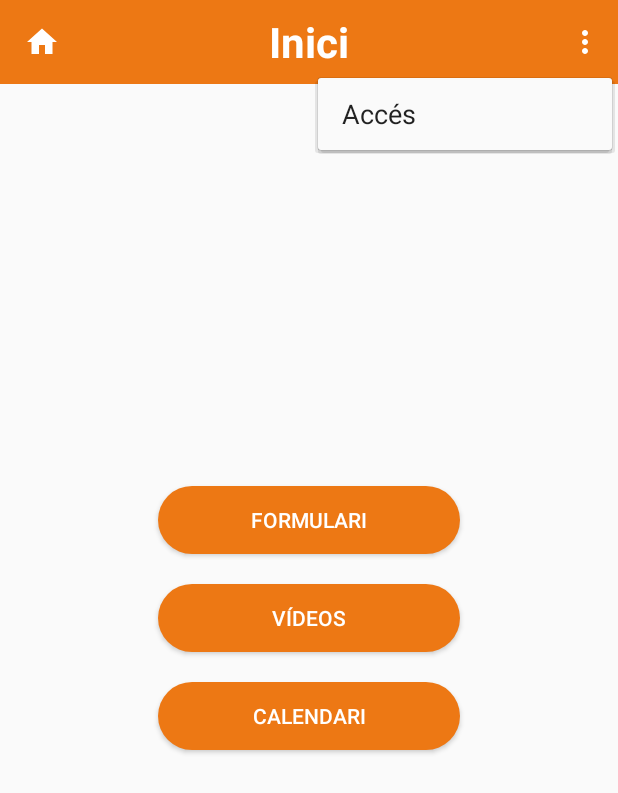
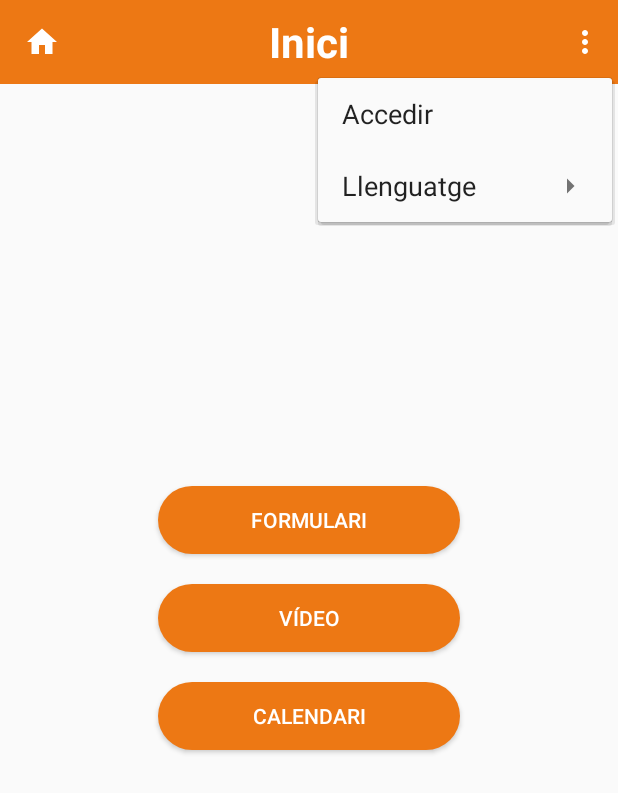
Before and after one commit to xmorera-joviat/AppNurseVideo, an Android app: the screen it shows after launch (MainActivity), with the options menu open, on a phone screen of 412 x 824 dp. Shown: the top 793 px of the screen. Run offline under Robolectric (Android 15) with nearby library versions, the phone set to English and light mode, and no system bars.

Commit message:
Actualización proyecto: multilidioma de aplicacion

```diff
--- a/NurseApp/app/src/main/res/layout/activity_main.xml
+++ b/NurseApp/app/src/main/res/layout/activity_main.xml
@@ -13,44 +13,42 @@
         />
 
 
-
-
     <Button
         android:id="@+id/idBtnVideos"
         android:layout_width="201dp"
         android:layout_height="45dp"
-        android:layout_centerHorizontal="true"
+        android:layout_centerInParent="true"
         android:layout_gravity="center"
         android:background="@drawable/buttons"
         android:onClick="onClickBtnVideos"
-        android:layout_centerVertical="true"
-        android:text="Vídeos"
+        android:text="@string/btnVideo"
         android:textColor="@color/white" />
 
     <Button
         android:id="@+id/idBtnCalendari"
         android:layout_width="201dp"
         android:layout_height="45dp"
-        android:layout_centerHorizontal="true"
+        android:layout_below="@id/idBtnVideos"
+        android:layout_centerInParent="true"
         android:layout_gravity="center"
-        android:layout_centerVertical="true"
+        android:layout_marginTop="20dp"
         android:background="@drawable/buttons"
-        android:layout_below="@id/idBtnVideos"
-        android:layout_marginTop="20dp"
-        android:text="Calendari"
+        android:text="@string/btnCalendari"
         android:textColor="@color/white" />
 
     <Button
         android:id="@+id/idBtnFormulari"
         android:layout_width="201dp"
         android:layout_height="45dp"
-        android:layout_centerHorizontal="true"
+        android:layout_above="@+id/idBtnVideos"
+        android:layout_centerInParent="true"
         android:layout_gravity="center"
-        android:layout_centerVertical="true"
+        android:layout_marginStart="20dp"
+        android:layout_marginTop="20dp"
+        android:layout_marginEnd="20dp"
+        android:layout_marginBottom="20dp"
         android:background="@drawable/buttons"
-        android:layout_above="@+id/idBtnVideos"
-        android:layout_margin="20dp"
-        android:text="Formulari"
+        android:text="@string/btnFormulari"
         android:textColor="@color/white" />
 
 
--- a/NurseApp/app/src/main/res/menu/menu.xml
+++ b/NurseApp/app/src/main/res/menu/menu.xml
@@ -2,17 +2,48 @@
 <menu xmlns:android="http://schemas.android.com/apk/res/android"
     xmlns:app="http://schemas.android.com/apk/res-auto">
 
-
-
-
     <item
         android:id="@+id/idAcces"
-        android:title="Accés"
+        android:title="@string/menuAcces"
         android:iconTint="@color/white"
         app:showAsAction="never"
         android:icon="@color/white"
         />
 
+    <item
+        android:id="@+id/idLlenguatge"
+        android:title="@string/menuLlenguatge"
+        android:iconTint="@color/white"
+        app:showAsAction="never"
+        android:icon="@color/white"
+        >
+        <menu>
+            <item
+                android:id="@+id/idCatala"
+                android:title="@string/subMenuCatalan"
+                android:iconTint="@color/white"
+                app:showAsAction="never"
+                android:icon="@color/white"
+                />
+            <item
+                android:id="@+id/idCastella"
+                android:title="@string/subMenuCastella"
+                android:iconTint="@color/white"
+                app:showAsAction="never"
+                android:icon="@color/white"
+                />
+            <item
+                android:id="@+id/idAngles"
+                android:title="@string/subMenuAngles"
+                android:iconTint="@color/white"
+                app:showAsAction="never"
+                android:icon="@color/white"
+                />
+        </menu>
+
+
+    </item>
+
 
 
 </menu>
--- a/NurseApp/app/src/main/res/values/strings.xml
+++ b/NurseApp/app/src/main/res/values/strings.xml
@@ -1,4 +1,38 @@
 <resources>
+    <string name="llenguatge">ca</string>
+
+    <!--Menu-->
+    <string name="menuAcces">Accedir</string>
+    <string name="menuLlenguatge">Llenguatge</string>
+
+    <!--SubMenu-->
+    <string name="subMenuCatalan">Català</string>
+    <string name="subMenuCastella">Castellà</string>
+    <string name="subMenuAngles">Anglès</string>
+
+    <!--Vista Inici-->
     <string name="app_name">NurseApp</string>
+    <string name="tlbiTitul">Inici</string>
     <string name="btnName">Video!</string>
+    <string name="btnFormulari">Formulari</string>
+    <string name="btnVideo">Vídeo</string>
+    <string name="btnCalendari">Calendari</string>
+
+    <!--Vista Acces-->
+    <string name="btnAcces">Accés</string>
+    <string name="edtEmail">Email</string>
+    <string name="edtContrasenya">Contrasenya</string>
+    <string name="tlbaTitul">Inicia sessió</string>
+
+    <!--Vista Formulari-->
+    <string name="tlbfTitul">Formularis</string>
+
+    <!--Vista Calendari-->
+    <string name="tlbcTitul">Formulari</string>
+
+
+
+
+
+
 </resources>
--- a/NurseApp/build.gradle
+++ b/NurseApp/build.gradle
@@ -8,7 +8,7 @@ buildscript {
     }
     dependencies {
         classpath 'com.android.tools.build:gradle:4.1.2'
-        classpath 'com.google.gms:google-services:4.3.5'
+        classpath 'com.google.gms:google-services:4.3.8'
 
         // NOTE: Do not place your application dependencies here; they belong
         // in the individual module build.gradle files
```
Also changed, not shown: NurseApp/app/build.gradle (+12 -11 lines), NurseApp/app/src/main/java/com/example/nurseapp/Formularis_Calendari/ActivitatCalendari.java (+17 -5 lines), NurseApp/app/src/main/java/com/example/nurseapp/Formularis_Calendari/ActivitatFormularis.java (+33 -6 lines), NurseApp/app/src/main/java/com/example/nurseapp/MainActivity.java (+64 -16 lines), NurseApp/app/src/main/java/com/example/nurseapp/TractamentVideos/LlistatVideosPrincipal.java (+28 -3 lines), NurseApp/app/src/main/res/layout/activity_acces_usuaris.xml (+12 -13 lines), 1 other file.
